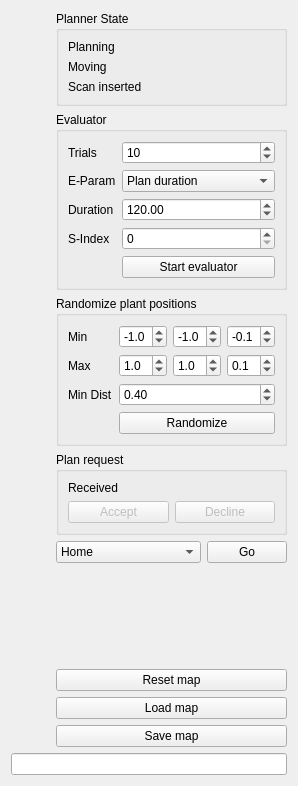
Eruvae/rqt_roi_viewpoint_planner, file src/rqt_roi_viewpoint_planner/roi_viewpoint_planner_rqt_plugin.ui: the form before one commit.
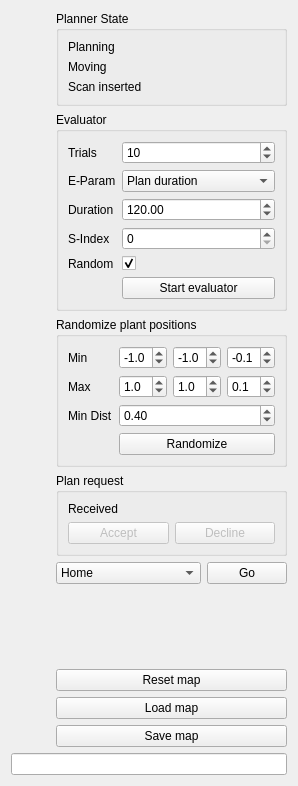
The form after the commit. Custom widgets are drawn as their Qt base class.

Commit message: Add randomize option to start evaluator service

```diff
--- a/src/rqt_roi_viewpoint_planner/roi_viewpoint_planner_rqt_plugin.ui
+++ b/src/rqt_roi_viewpoint_planner/roi_viewpoint_planner_rqt_plugin.ui
@@ -154,7 +154,7 @@
         </property>
        </widget>
       </item>
-      <item row="4" column="1">
+      <item row="5" column="1">
        <widget class="QPushButton" name="startEvaluatorPushButton">
         <property name="sizePolicy">
          <sizepolicy hsizetype="Minimum" vsizetype="Fixed">
@@ -177,6 +177,23 @@
         </property>
        </widget>
       </item>
+      <item row="4" column="1">
+       <widget class="QCheckBox" name="evalRandomizeCheckBox">
+        <property name="text">
+         <string/>
+        </property>
+        <property name="checked">
+         <bool>true</bool>
+        </property>
+       </widget>
+      </item>
+      <item row="4" column="0">
+       <widget class="QLabel" name="evalRandomizeLabel">
+        <property name="text">
+         <string>Random</string>
+        </property>
+       </widget>
+      </item>
      </layout>
     </widget>
    </item>
```
Left out of the diff: 28 changed lines with no effect on the pictures. The commit also changes 1 other file.
